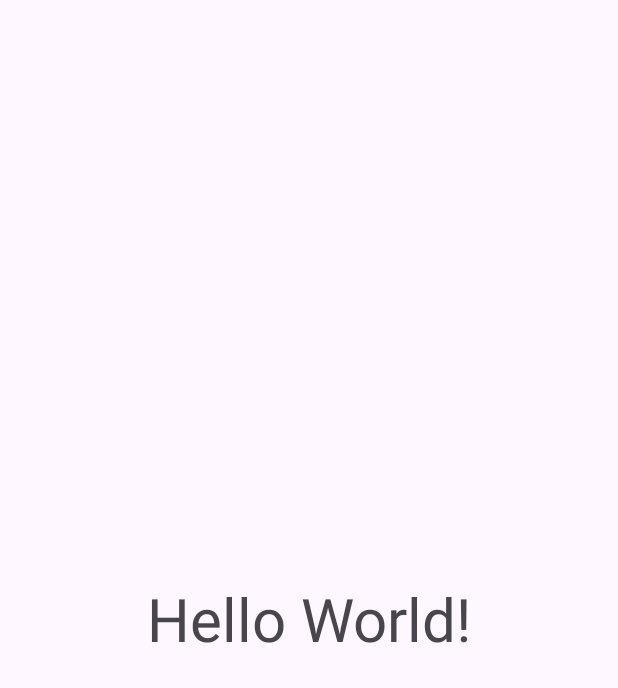
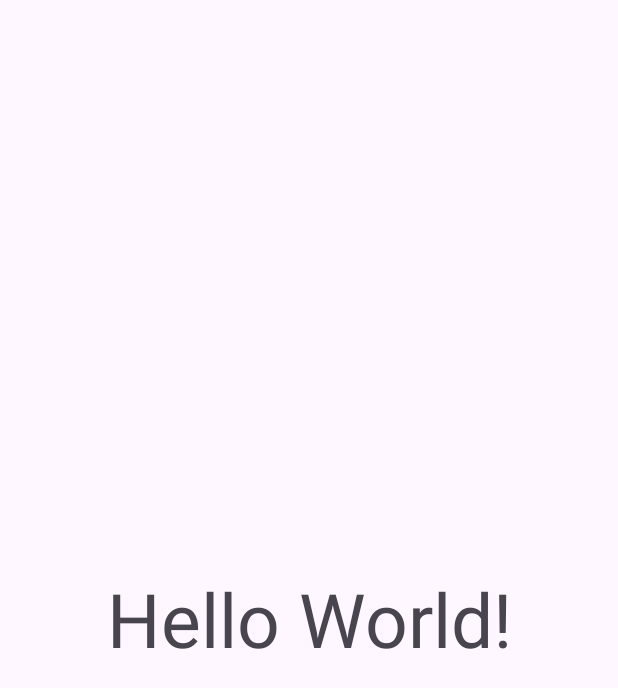
Before and after one commit to Harshit-kikani/Application-s-, an Android app: the screen it shows after launch (MainActivity), on a phone screen of 412 x 824 dp. Shown: the top 688 px of the screen. Run offline under Robolectric (Android 15) with nearby library versions, the phone set to English and light mode, and no system bars.

Commit message:
test 2 commit

```diff
--- a/Quize-app/app/src/main/res/layout/activity_main.xml
+++ b/Quize-app/app/src/main/res/layout/activity_main.xml
@@ -14,6 +14,6 @@
         app:layout_constraintEnd_toEndOf="parent"
         app:layout_constraintStart_toStartOf="parent"
         app:layout_constraintTop_toTopOf="parent"
-        android:textSize="40sp"/>
+        android:textSize="50sp"/>
 
 </androidx.constraintlayout.widget.ConstraintLayout>
```
